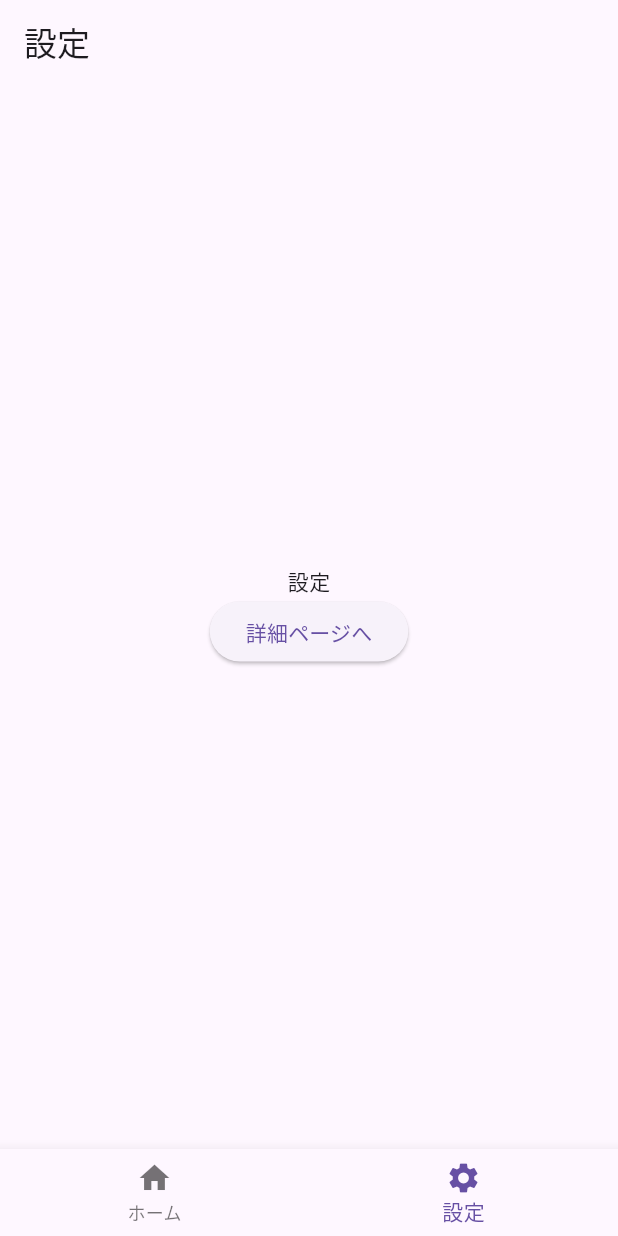
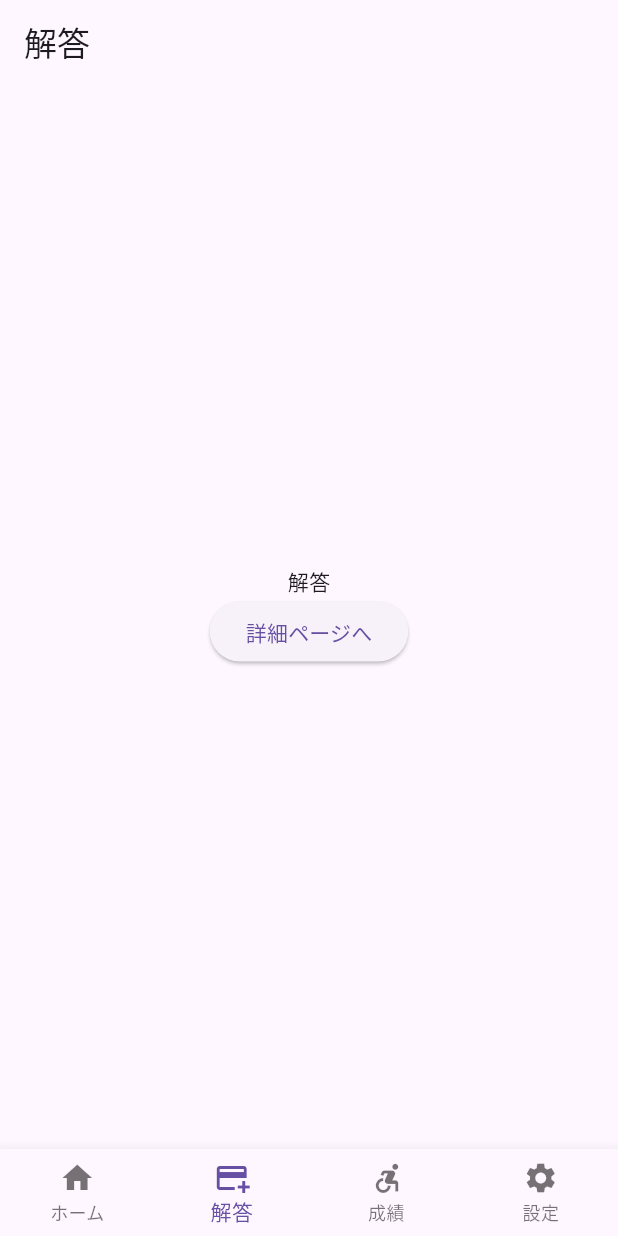
Before and after one commit to yutokobayashii/share_question, a Flutter app: the screen it shows after launch, item 2 of the bottom bar chosen, after a tap on "詳細ページへ", on a phone screen of 412 x 824 dp. Run offline on Flutter 3.47's test engine with Material 3 defaults, Android fonts, the phone set to English and light mode, and no system bars; our stand-ins replace flutter_hooks.

Commit message:
BottomNavigationBarを実装

```diff
--- a/lib/model/tabbar_model/tab_item_data.dart
+++ b/lib/model/tabbar_model/tab_item_data.dart
@@ -1,5 +1,7 @@
 import 'package:flutter/material.dart';
 
+import '../../pages/answer_page.dart';
+import '../../pages/grade_page.dart';
 import '../../pages/home_page.dart';
 import '../../pages/settings_page.dart';
 
@@ -11,6 +13,18 @@ enum TabItem {
     title: 'ホーム',
     icon: Icons.home,
     page: HomePage(),
+  ),
+
+  answer(
+    title: '解答',
+    icon: Icons.add_card,
+    page: AnswerPage(),
+  ),
+
+  grade(
+    title: '成績',
+    icon: Icons.accessible_forward_outlined,
+    page: GradePage(),
   ),
 
   settings(
--- /dev/null
+++ b/lib/pages/answer_page.dart
@@ -0,0 +1,34 @@
+import 'package:flutter/material.dart';
+
+import '../model/tabbar_model/tab_item_data.dart';
+
+class AnswerPage extends StatelessWidget {
+  const AnswerPage({super.key});
+
+  @override
+  Widget build(BuildContext context) {
+    final pageTitle = TabItem.answer.title;
+    return Scaffold(
+      appBar: AppBar(title: Text(pageTitle)),
+      body: Center(
+        child: Column(
+          mainAxisAlignment: MainAxisAlignment.center,
+          children: [
+            Text(pageTitle),
+            ElevatedButton(
+              onPressed: () {
+                // Navigator.push<void>(
+                //   context,
+                //   MaterialPageRoute<void>(
+                //     builder: (BuildContext context) => const DetailPage(),
+                //   ),
+                // );
+              },
+              child: const Text('詳細ページへ'),
+            ),
+          ],
+        ),
+      ),
+    );
+  }
+}
--- a/lib/pages/base_page.dart
+++ b/lib/pages/base_page.dart
@@ -5,6 +5,7 @@ import '../model/tabbar_model/tab_item_data.dart';
 
 final _navigatorKeys = <TabItem, GlobalKey<NavigatorState>>{
   TabItem.home: GlobalKey<NavigatorState>(),
+  TabItem.answer:GlobalKey<NavigatorState>(),
   TabItem.settings: GlobalKey<NavigatorState>(),
 };
 
--- /dev/null
+++ b/lib/pages/grade_page.dart
@@ -0,0 +1,34 @@
+import 'package:flutter/material.dart';
+
+import '../model/tabbar_model/tab_item_data.dart';
+
+class GradePage extends StatelessWidget {
+  const GradePage({super.key});
+
+  @override
+  Widget build(BuildContext context) {
+    final pageTitle = TabItem.grade.title;
+    return Scaffold(
+      appBar: AppBar(title: Text(pageTitle)),
+      body: Center(
+        child: Column(
+          mainAxisAlignment: MainAxisAlignment.center,
+          children: [
+            Text(pageTitle),
+            ElevatedButton(
+              onPressed: () {
+                // Navigator.push<void>(
+                //   context,
+                //   MaterialPageRoute<void>(
+                //     builder: (BuildContext context) => const DetailPage(),
+                //   ),
+                // );
+              },
+              child: const Text('詳細ページへ'),
+            ),
+          ],
+        ),
+      ),
+    );
+  }
+}
```
